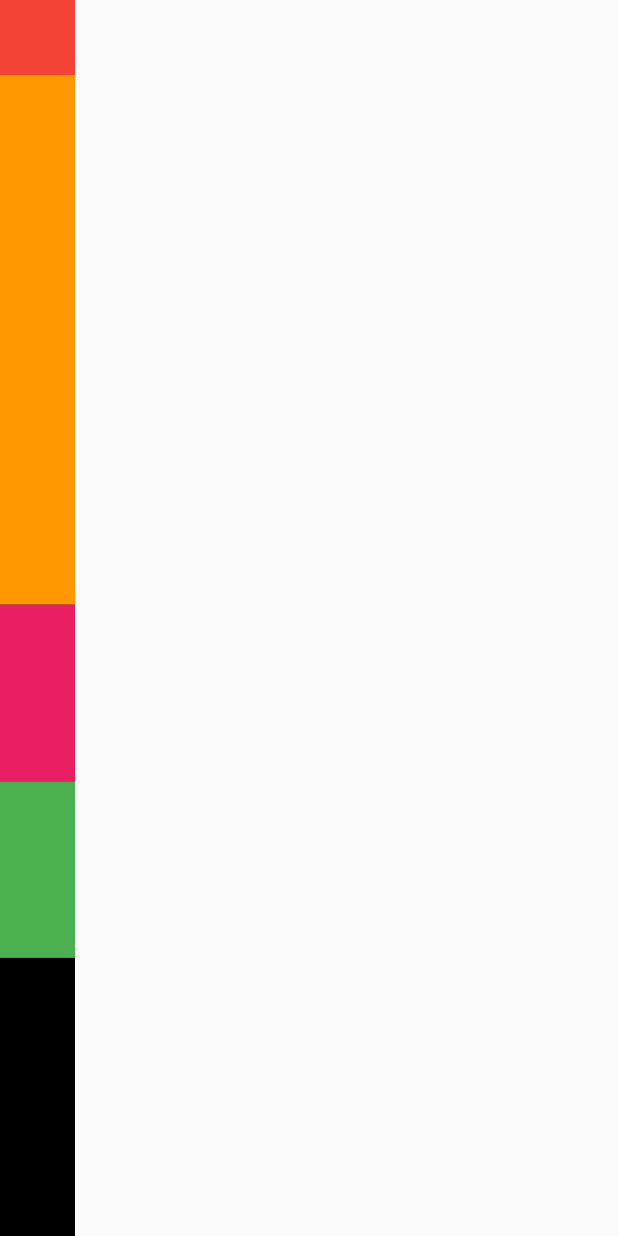
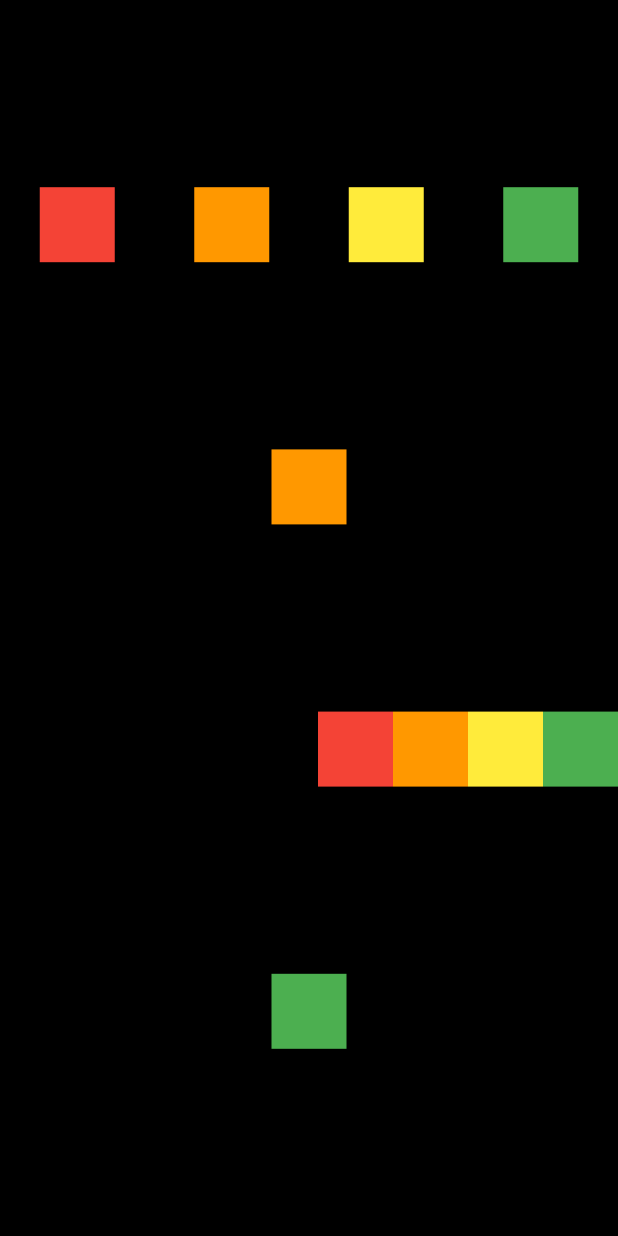
Before and after one commit to eastshine94/flutter_basics, a Flutter app: the screen it shows after launch, on a phone screen of 412 x 824 dp. Run offline on Flutter 3.47's test engine with Material 2 defaults, Android fonts, the phone set to English and light mode, and no system bars.

Commit message:
Row and Column 실습

```diff
--- a/row_and_column/lib/screen/home_screen.dart
+++ b/row_and_column/lib/screen/home_screen.dart
@@ -8,11 +8,7 @@ class HomeScreen extends StatelessWidget {
     return Scaffold(
         body: SafeArea(
       bottom: false,
-      child: Container(
-        color: Colors.black,
-        // width: MediaQuery.of(context).size.width,
-        // height: MediaQuery.of(context).size.height,
-        child: Column(
+
       /**
        * mainAxisAlignment - 주축 정렬
        * start: 시작
@@ -22,7 +18,6 @@ class HomeScreen extends StatelessWidget {
        * spaceEvenly - 위젯을 같은 간격으로 배치하지만 끝과 끝에도 위젯이 아닌 빈 간격으로 시작
        * spaceAround - spaceEvenly + 끝과 끝의 간격은 1/2
        */
-          mainAxisAlignment: MainAxisAlignment.start,
       /**
        * CrossAxisAlignment - 반대축 정렬
        * start: 시작
@@ -30,49 +25,89 @@ class HomeScreen extends StatelessWidget {
        * center: 가운데
        * stretch: 최대로 늘린다
        */
-          crossAxisAlignment: CrossAxisAlignment.start,
       /**
        * MainAxisSize: 주축 크기
        * max: 최대
        * min: 최소
        */
-          mainAxisSize: MainAxisSize.max,
-          children: [
       /**
        * Expanded: 남아있는 공간을 나눠먹음
        * - flex: 나눠먹는 비율
        * Flexible: 가진 영역 중 설정한 높이, 넓이만큼만 가지고 남아있는 공간을 버림
        */
-            Flexible(
-              flex: 2,
       child: Container(
+        color: Colors.black,
+        // width: MediaQuery.of(context).size.width,
+        // height: MediaQuery.of(context).size.height,
+        child: Column(
+          mainAxisAlignment: MainAxisAlignment.spaceEvenly,
+          // crossAxisAlignment: CrossAxisAlignment.start,
+          // mainAxisSize: MainAxisSize.max,
+          children: [
+            Row(mainAxisAlignment: MainAxisAlignment.spaceAround, children: [
+              Container(
                 color: Colors.red,
                 width: 50.0,
                 height: 50.0,
               ),
-            ),
-            Expanded(
-              flex: 3,
-              child: Container(
+              Container(
                 color: Colors.orange,
                 width: 50.0,
                 height: 50.0,
               ),
-            ),
-            Expanded(
-              child: Container(
-                color: Colors.pink,
+              Container(
+                color: Colors.yellow,
                 width: 50.0,
                 height: 50.0,
               ),
-            ),
-            Expanded(
-              child: Container(
+              Container(
                 color: Colors.green,
                 width: 50.0,
                 height: 50.0,
+              )
+            ]),
+            Row(
+              mainAxisAlignment: MainAxisAlignment.center,
+              children: [
+                Container(
+                  color: Colors.orange,
+                  width: 50.0,
+                  height: 50.0,
+                )
+              ],
             ),
+            Row(mainAxisAlignment: MainAxisAlignment.end, children: [
+              Container(
+                color: Colors.red,
+                width: 50.0,
+                height: 50.0,
+              ),
+              Container(
+                color: Colors.orange,
+                width: 50.0,
+                height: 50.0,
+              ),
+              Container(
+                color: Colors.yellow,
+                width: 50.0,
+                height: 50.0,
+              ),
+              Container(
+                color: Colors.green,
+                width: 50.0,
+                height: 50.0,
               )
+            ]),
+            Row(
+              mainAxisAlignment: MainAxisAlignment.center,
+              children: [
+                Container(
+                  color: Colors.green,
+                  width: 50.0,
+                  height: 50.0,
+                )
+              ],
+            ),
           ],
         ),
       ),
```
Lines whose indentation alone changed are shown as unchanged.
